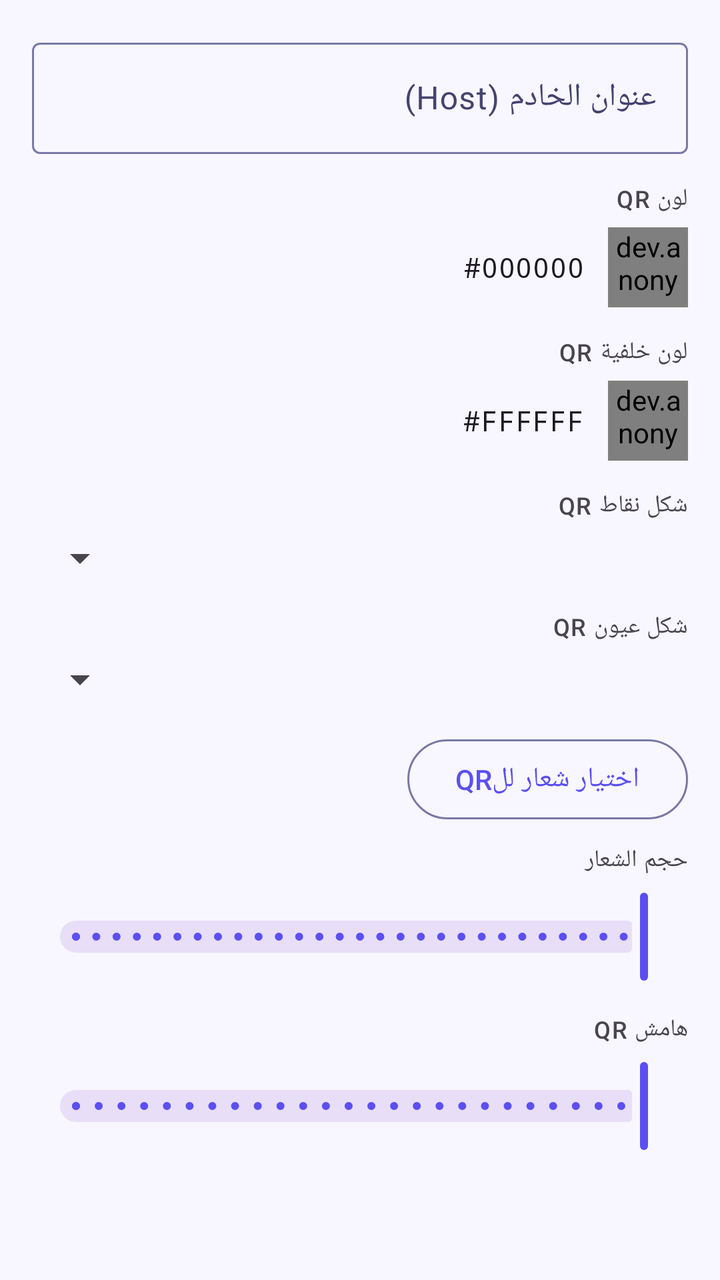
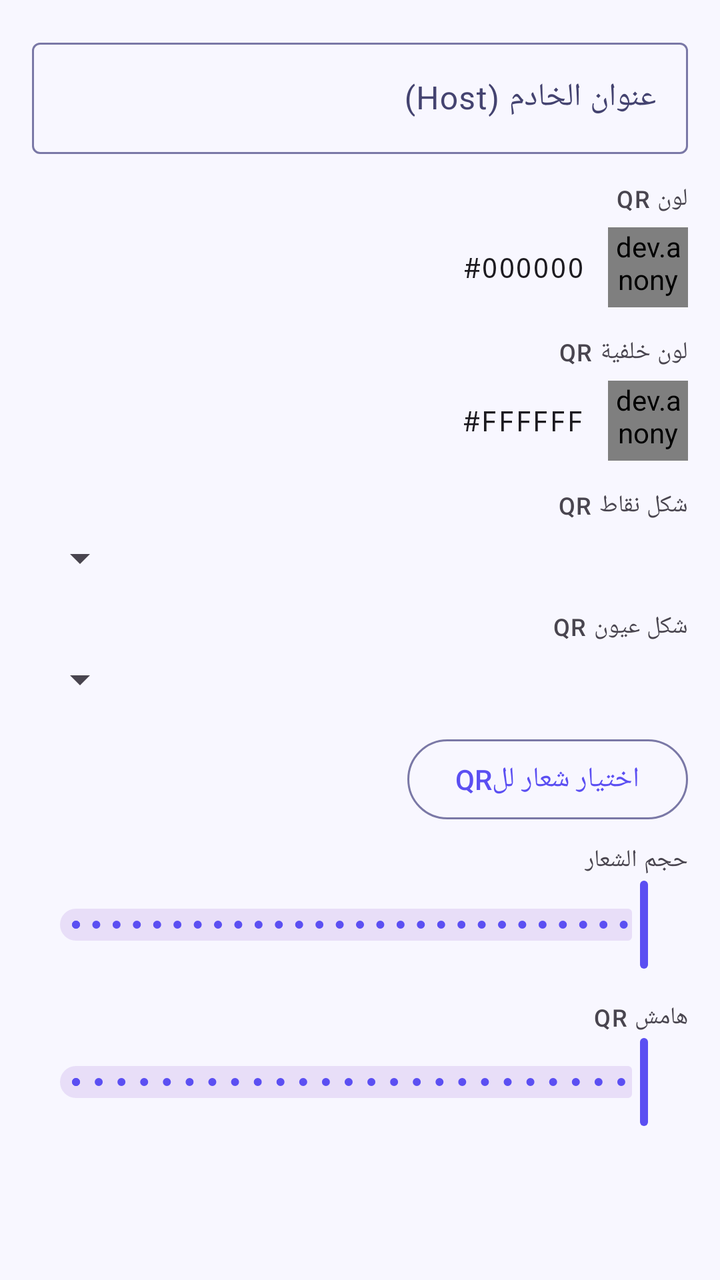

Screens rendered from an Android XML layout before and after an edit, with the pre-edit source and the edit as a unified diff.
<!-- AndroidManifest.xml: application theme Theme.CardsDesignerPro -->
<!-- res/layout/fragment_prop_qr.xml -->
<?xml version="1.0" encoding="utf-8"?>
<ScrollView xmlns:android="http://schemas.android.com/apk/res/android"
    xmlns:app="http://schemas.android.com/apk/res-auto"
    android:layout_width="match_parent" android:layout_height="match_parent"
    android:layoutDirection="rtl">
    <LinearLayout android:layout_width="match_parent" android:layout_height="wrap_content"
        android:orientation="vertical" android:padding="16dp">

        
        <com.google.android.material.materialswitch.MaterialSwitch
            android:id="@+id/switch_qr_short_numbers"
            android:layout_width="match_parent" android:layout_height="wrap_content"
            android:text="@string/prop_qr_short_numbers"
            android:layout_marginBottom="14dp"
            android:visibility="gone" />

        
        <com.google.android.material.textfield.TextInputLayout
            android:id="@+id/til_host"
            style="@style/Widget.Material3.TextInputLayout.OutlinedBox"
            android:layout_width="match_parent" android:layout_height="wrap_content"
            android:hint="@string/prop_host" android:layout_marginBottom="14dp">
            <com.google.android.material.textfield.TextInputEditText
                android:id="@+id/et_host"
                android:layout_width="match_parent" android:layout_height="wrap_content"
                android:inputType="textUri" android:imeOptions="actionDone" android:maxLines="1" />
        </com.google.android.material.textfield.TextInputLayout>

        
        <TextView android:layout_width="match_parent" android:layout_height="wrap_content"
            android:text="@string/prop_qr_color" android:textAppearance="?attr/textAppearanceLabelMedium"
            android:layout_marginBottom="6dp" />
        <LinearLayout android:layout_width="match_parent" android:layout_height="wrap_content"
            android:orientation="horizontal" android:gravity="center_vertical" android:layout_marginBottom="14dp">
            <dev.anonymous.cardsdesignerpro.common.widget.ColorPreviewView
                android:id="@+id/cpv_qr_color"
                android:layout_width="40dp" android:layout_height="40dp" android:layout_marginEnd="12dp" />
            <TextView android:id="@+id/tv_qr_color_hex" android:layout_width="wrap_content"
                android:layout_height="wrap_content" android:fontFamily="monospace"
                android:textAppearance="?attr/textAppearanceBodyMedium" android:text="#000000" />
        </LinearLayout>

        
        <TextView android:layout_width="match_parent" android:layout_height="wrap_content"
            android:text="@string/prop_qr_bg_color" android:textAppearance="?attr/textAppearanceLabelMedium"
            android:layout_marginBottom="6dp" />
        <LinearLayout android:layout_width="match_parent" android:layout_height="wrap_content"
            android:orientation="horizontal" android:gravity="center_vertical" android:layout_marginBottom="14dp">
            <dev.anonymous.cardsdesignerpro.common.widget.ColorPreviewView
                android:id="@+id/cpv_qr_bg_color"
                android:layout_width="40dp" android:layout_height="40dp" android:layout_marginEnd="12dp" />
            <TextView android:id="@+id/tv_qr_bg_color_hex" android:layout_width="wrap_content"
                android:layout_height="wrap_content" android:fontFamily="monospace"
                android:textAppearance="?attr/textAppearanceBodyMedium" android:text="#FFFFFF" />
        </LinearLayout>

        
        <TextView android:layout_width="match_parent" android:layout_height="wrap_content"
            android:text="@string/prop_qr_pixel_shape" android:textAppearance="?attr/textAppearanceLabelMedium"
            android:layout_marginBottom="6dp" />
        <Spinner android:id="@+id/spinner_pixel_shape"
            android:layout_width="match_parent" android:layout_height="wrap_content"
            android:layout_marginBottom="14dp" />

        
        <TextView android:layout_width="match_parent" android:layout_height="wrap_content"
            android:text="@string/prop_qr_eye_shape" android:textAppearance="?attr/textAppearanceLabelMedium"
            android:layout_marginBottom="6dp" />
        <Spinner android:id="@+id/spinner_eye_shape"
            android:layout_width="match_parent" android:layout_height="wrap_content"
            android:layout_marginBottom="14dp" />

        
        <com.google.android.material.button.MaterialButton
            android:id="@+id/btn_pick_logo"
            style="@style/Widget.Material3.Button.OutlinedButton"
            android:layout_width="wrap_content"
            android:layout_height="wrap_content"
            android:text="@string/btn_pick_qr_logo"
            android:layout_marginBottom="8dp" />

        <LinearLayout
            android:id="@+id/layout_selected_logo"
            android:layout_width="match_parent"
            android:layout_height="wrap_content"
            android:orientation="vertical"
            android:visibility="gone">

            <LinearLayout
                android:layout_width="match_parent"
                android:layout_height="wrap_content"
                android:background="?attr/colorSurfaceVariant"
                android:padding="8dp"
                android:gravity="center_vertical"
                android:orientation="horizontal"
                android:layout_marginBottom="8dp">

                <TextView
                    android:id="@+id/tv_logo_name"
                    android:layout_width="0dp"
                    android:layout_height="wrap_content"
                    android:layout_weight="1"
                    android:layout_marginEnd="8dp"
                    android:text="@string/label_chosen_logo"
                    android:textAppearance="?attr/textAppearanceBodyMedium" />

                <ImageView
                    android:id="@+id/btn_remove_logo"
                    android:layout_width="32dp"
                    android:layout_height="32dp"
                    android:background="?attr/selectableItemBackgroundBorderless"
                    android:clickable="true"
                    android:focusable="true"
                    android:padding="4dp"
                    android:src="@drawable/ic_delete_24"
                    app:tint="?attr/colorError" />
            </LinearLayout>

            
            <com.google.android.material.checkbox.MaterialCheckBox
                android:id="@+id/cb_tint_logo"
                android:layout_width="match_parent"
                android:layout_height="wrap_content"
                android:text="@string/cb_tint_logo"
                android:layout_marginBottom="14dp" />
        </LinearLayout>

        
        <TextView android:id="@+id/tv_logo_size_label"
            android:layout_width="match_parent" android:layout_height="wrap_content"
            android:text="@string/prop_logo_size" android:textAppearance="?attr/textAppearanceLabelMedium"
            android:layout_marginBottom="6dp" />
        <com.google.android.material.slider.Slider android:id="@+id/slider_logo_size"
            android:layout_width="match_parent" android:layout_height="wrap_content"
            android:valueFrom="5" android:valueTo="33" android:stepSize="1"
            android:layout_marginBottom="14dp" />

        
        <TextView android:layout_width="match_parent" android:layout_height="wrap_content"
            android:text="@string/prop_qr_padding" android:textAppearance="?attr/textAppearanceLabelMedium"
            android:layout_marginBottom="6dp" />
        <com.google.android.material.slider.Slider android:id="@+id/slider_qr_padding"
            android:layout_width="match_parent" android:layout_height="wrap_content"
            android:valueFrom="0" android:valueTo="25" android:stepSize="1"
            android:layout_marginBottom="14dp" />

    </LinearLayout>
</ScrollView>
<!-- resources referenced by this layout -->
<resources>
  <!-- drawable ic_delete_24 (drawable) -->
  <vector xmlns:android="http://schemas.android.com/apk/res/android"
      android:width="24dp"
      android:height="24dp"
      android:viewportWidth="24"
      android:viewportHeight="24">
    <path
        android:pathData="M6,19c0,1.1 0.9,2 2,2h8c1.1,0 2,-0.9 2,-2V7H6v12zM19,4h-3.5l-1,-1h-5l-1,1H5v2h14V4z"
        android:fillColor="#000000"/>
  </vector>
  <string name="btn_pick_qr_logo">اختيار شعار للQR</string>
  <string name="cb_tint_logo">تلوين الشعار بنفس لون الباركود</string>
  <string name="label_chosen_logo">الشعار المختار</string>
  <string name="prop_host">عنوان الخادم (Host)</string>
  <string name="prop_logo_size">حجم الشعار</string>
  <string name="prop_qr_bg_color">لون خلفية QR</string>
  <string name="prop_qr_color">لون QR</string>
  <string name="prop_qr_eye_shape">شكل عيون QR</string>
  <string name="prop_qr_padding">هامش QR</string>
  <string name="prop_qr_pixel_shape">شكل نقاط QR</string>
  <string name="prop_qr_short_numbers">ربط القارئ بالأرقام المختصرة</string>
  <style name="Theme.CardsDesignerPro" parent="Base.Theme.CardsDesignerPro" />
  <style name="Base.Theme.CardsDesignerPro" parent="Theme.Material3.DayNight.NoActionBar">
          <item name="colorPrimary">@color/md_theme_light_primary</item>
          <item name="colorOnPrimary">@color/md_theme_light_onPrimary</item>
          <item name="colorPrimaryContainer">@color/md_theme_light_primaryContainer</item>
          <item name="colorOnPrimaryContainer">@color/md_theme_light_onPrimaryContainer</item>
          <item name="colorSecondary">@color/md_theme_light_secondary</item>
          <item name="colorOnSecondary">@color/md_theme_light_onSecondary</item>
          <item name="android:colorBackground">@color/md_theme_light_background</item>
          <item name="colorSurface">@color/md_theme_light_surface</item>
          <item name="colorOnSurface">@color/md_theme_light_onSurface</item>
          <item name="colorSurfaceVariant">@color/md_theme_light_surfaceVariant</item>
          <item name="colorOnSurfaceVariant">@color/md_theme_light_onSurfaceVariant</item>
          <item name="colorOutline">@color/md_theme_light_outline</item>
          <item name="colorError">@color/md_theme_light_error</item>
          <item name="colorOnError">@color/md_theme_light_onError</item>
          <item name="android:statusBarColor">?attr/colorSurface</item>
          <item name="android:windowLightStatusBar">true</item>
          <item name="android:layoutDirection">rtl</item>
          <item name="android:supportsRtl">true</item>
      </style>
  <color name="md_theme_light_primary">#FF5B4FF2</color>
  <color name="md_theme_light_onPrimary">#FFFFFFFF</color>
  <color name="md_theme_light_primaryContainer">#FFE8E5FF</color>
  <color name="md_theme_light_onPrimaryContainer">#FF1A006E</color>
  <color name="md_theme_light_secondary">#FF00BFA5</color>
  <color name="md_theme_light_onSecondary">#FFFFFFFF</color>
  <color name="md_theme_light_background">#FFF8F7FF</color>
  <color name="md_theme_light_surface">#FFFFFFFF</color>
  <color name="md_theme_light_onSurface">#FF1A1A2E</color>
  <color name="md_theme_light_surfaceVariant">#FFE8E5FF</color>
  <color name="md_theme_light_onSurfaceVariant">#FF444370</color>
  <color name="md_theme_light_outline">#FF7A78A6</color>
  <color name="md_theme_light_error">#FFB3261E</color>
  <color name="md_theme_light_onError">#FFFFFFFF</color>
</resources>

<!-- the commit's change to res/layout/fragment_prop_qr.xml (unified diff, before → after) -->
@@ -129,18 +129,20 @@
         <TextView android:id="@+id/tv_logo_size_label"
             android:layout_width="match_parent" android:layout_height="wrap_content"
             android:text="@string/prop_logo_size" android:textAppearance="?attr/textAppearanceLabelMedium"
-            android:layout_marginBottom="6dp" />
+            android:layout_marginBottom="0dp" />
         <com.google.android.material.slider.Slider android:id="@+id/slider_logo_size"
             android:layout_width="match_parent" android:layout_height="wrap_content"
+            app:labelBehavior="floating"
             android:valueFrom="5" android:valueTo="33" android:stepSize="1"
             android:layout_marginBottom="14dp" />
 
         
         <TextView android:layout_width="match_parent" android:layout_height="wrap_content"
             android:text="@string/prop_qr_padding" android:textAppearance="?attr/textAppearanceLabelMedium"
-            android:layout_marginBottom="6dp" />
+            android:layout_marginBottom="0dp" />
         <com.google.android.material.slider.Slider android:id="@+id/slider_qr_padding"
             android:layout_width="match_parent" android:layout_height="wrap_content"
+            app:labelBehavior="floating"
             android:valueFrom="0" android:valueTo="25" android:stepSize="1"
             android:layout_marginBottom="14dp" />
 
